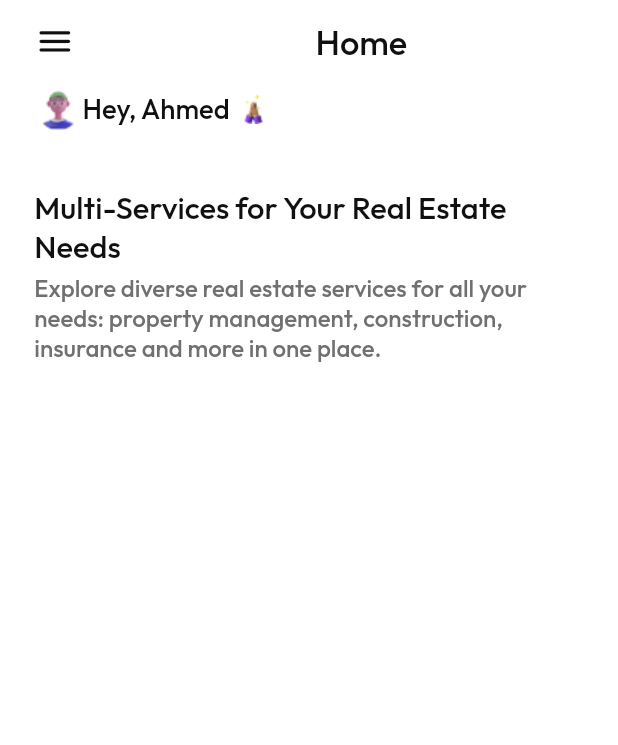
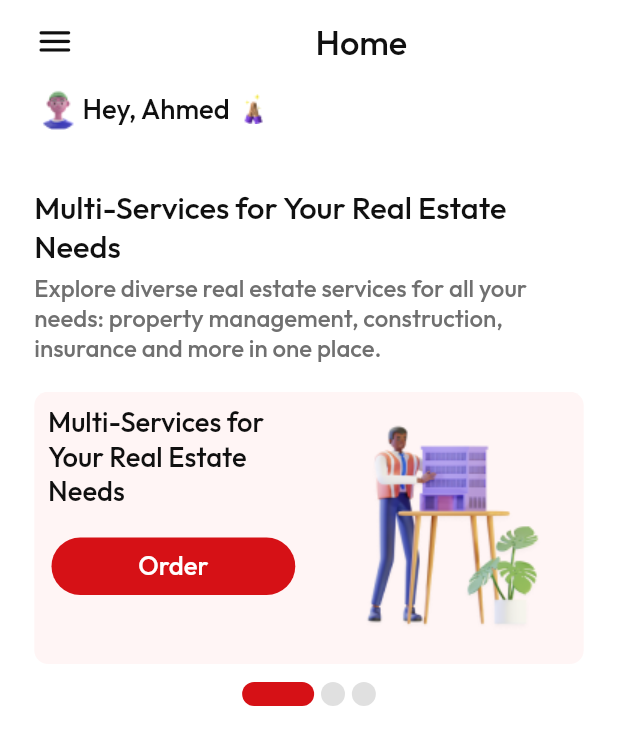
Before and after one commit to aliabdelmoaty/task, a Flutter app: the screen it shows after launch, on a phone screen of 412 x 824 dp. Shown: the top 745 px of the screen. Run offline on Flutter 3.47's test engine with Material 2 defaults, Android fonts, the phone set to English and light mode, and no system bars; drawn by our look-alikes of smooth_page_indicator; our stand-ins replace flutter_screenutil.

Commit message:
create onBorder

```diff
--- /dev/null
+++ b/lib/home/view/custom_elevated_botton.dart
@@ -0,0 +1,56 @@
+import 'package:flutter/material.dart';
+import 'package:flutter_screenutil/flutter_screenutil.dart';
+import 'package:task/constants/constans.dart';
+
+class CustomElevatedButton extends StatelessWidget {
+  final double? height;
+  final double? width;
+  final double? fontSize;
+  final String text;
+  final Color? backgroundColor;
+  final Color? textColor;
+  final FontWeight? fontWeight;
+  final void Function()? onPressed;
+
+  const CustomElevatedButton({
+    super.key,
+    this.height,
+    this.width,
+    this.fontSize,
+    required this.text,
+    this.backgroundColor,
+    this.textColor,
+    this.fontWeight,
+    this.onPressed,
+  });
+
+  @override
+  Widget build(BuildContext context) {
+    return SizedBox(
+      width: width,
+      height: height,
+      child: ElevatedButton(
+        style: ButtonStyle(
+            shape: MaterialStateProperty.resolveWith<OutlinedBorder>(
+              (states) => RoundedRectangleBorder(
+                borderRadius: BorderRadius.circular(360.0.r),
+              ),
+            ),
+            elevation:
+                MaterialStateProperty.resolveWith<double>((states) => 0.0),
+            backgroundColor: MaterialStateProperty.resolveWith<Color>(
+              (states) => backgroundColor ?? const Color(0xffD61116),
+            )),
+        onPressed: onPressed,
+        child: Text(
+          text,
+          maxLines: 1,
+          style: textStyleOutfit.copyWith(
+              fontSize: fontSize ?? 13.sp,
+              fontWeight: fontWeight ?? FontWeight.w400,
+              color: textColor ?? const Color(0xffFFFFFF)),
+        ),
+      ),
+    );
+  }
+}
--- a/lib/home/view/home_screen_body.dart
+++ b/lib/home/view/home_screen_body.dart
@@ -2,6 +2,7 @@ import 'package:flutter/material.dart';
 import 'package:flutter_screenutil/flutter_screenutil.dart';
 import 'package:task/constants/assets.dart';
 import 'package:task/constants/constans.dart';
+import 'package:task/home/view/onBorder.dart';
 
 class HomeScreenBody extends StatelessWidget {
   const HomeScreenBody({
@@ -52,7 +53,8 @@ class HomeScreenBody extends StatelessWidget {
             ),
             SizedBox(
               height: 16.h,
-            )
+            ),
+             const OnBorder(),
           ])),
     );
   }
--- /dev/null
+++ b/lib/home/view/onBorder.dart
@@ -0,0 +1,101 @@
+import 'package:flutter/material.dart';
+import 'package:flutter_screenutil/flutter_screenutil.dart';
+import 'package:smooth_page_indicator/smooth_page_indicator.dart';
+import 'package:task/constants/assets.dart';
+import 'package:task/constants/constans.dart';
+import 'package:task/home/view/custom_elevated_botton.dart';
+
+class OnBorder extends StatefulWidget {
+  const OnBorder({
+    super.key,
+  });
+  @override
+  State<OnBorder> createState() => _OnBorderState();
+}
+
+class _OnBorderState extends State<OnBorder> {
+  late PageController? controller;
+  double currentPageValue = 0;
+  @override
+  void initState() {
+    controller = PageController();
+    controller?.addListener(() {
+      setState(() => currentPageValue = controller?.page ?? 0);
+    });
+    super.initState();
+  }
+
+  @override
+  void dispose() {
+    controller?.dispose();
+    super.dispose();
+  }
+
+  int itemCount = 3;
+  @override
+  Widget build(BuildContext context) {
+    return Column(
+      children: [
+        SizedBox(
+          height: 152.h,
+          child: PageView.builder(
+              controller: controller,
+              physics: const BouncingScrollPhysics(),
+              itemCount: itemCount,
+              scrollDirection: Axis.horizontal,
+              itemBuilder: (context, index) {
+                return Container(
+                  padding: EdgeInsets.all(8.r),
+                  height: 152.h,
+                  decoration: BoxDecoration(
+                      color: const Color(0xffFFF5F5),
+                      borderRadius: BorderRadius.all(Radius.circular(8.r))),
+                  child: Row(
+                    children: [
+                      Expanded(
+                        child: Column(
+                          children: [
+                            Text(
+                              'Multi-Services for Your Real Estate Needs',
+                              style: textStyleOutfit.copyWith(fontSize: 16.sp),
+                            ),
+                            SizedBox(
+                              height: 16.h,
+                            ),
+                            CustomElevatedButton(
+                              height: 32.h,
+                              width: 142.w,
+                              fontSize: 15.sp,
+                              fontWeight: FontWeight.w500,
+                              text: 'Order',
+                            ),
+                          ],
+                        ),
+                      ),
+                      SizedBox(
+                        width: 16.w,
+                      ),
+                      Image.asset(
+                        Assets.imagesManPresentationMiniatureBuilding,
+                        height: 142.h,
+                        width: 142.w,
+                      ),
+                    ],
+                  ),
+                );
+              }),
+        ),
+        SizedBox(height: 10.h),
+        SmoothPageIndicator(
+          controller: controller!,
+          count: itemCount,
+          effect: ExpandingDotsEffect(
+              radius: 360,
+              spacing: 4.w,
+              activeDotColor: const Color(0xffD61116),
+              dotColor: const Color(0xffE0E0E0)),
+        ),
+      ],
+    );
+  }
+}
```
